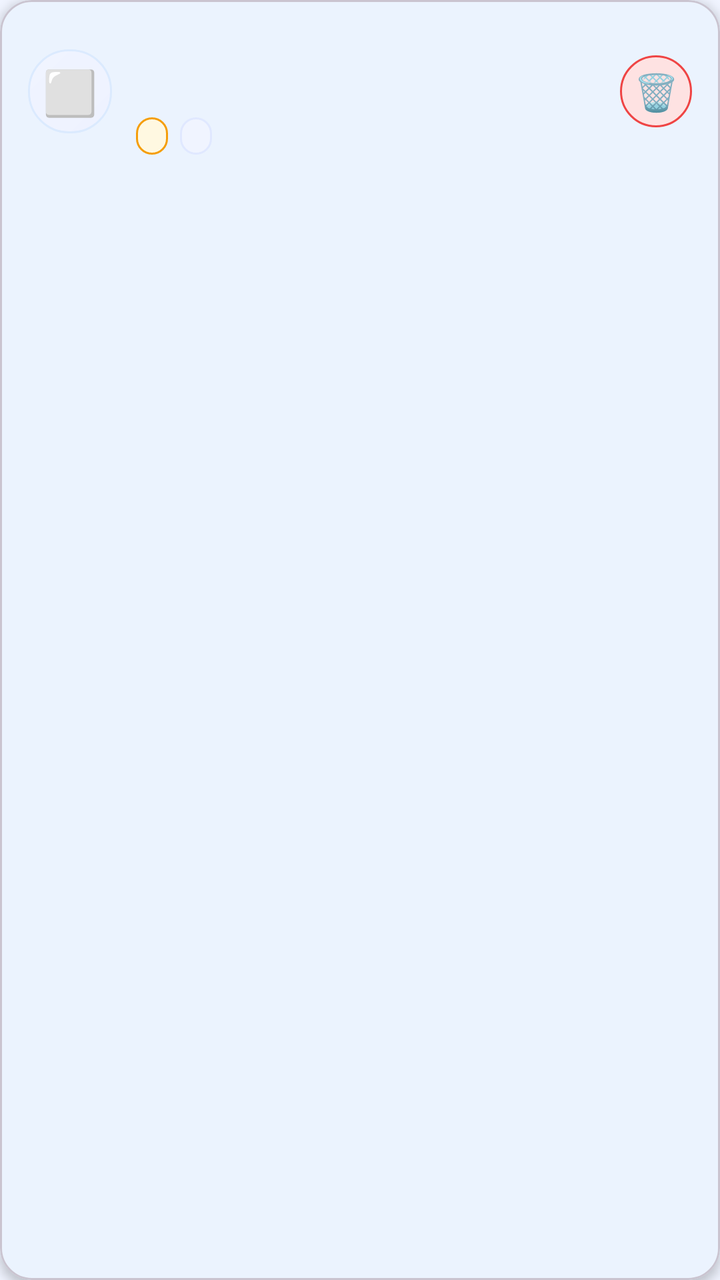
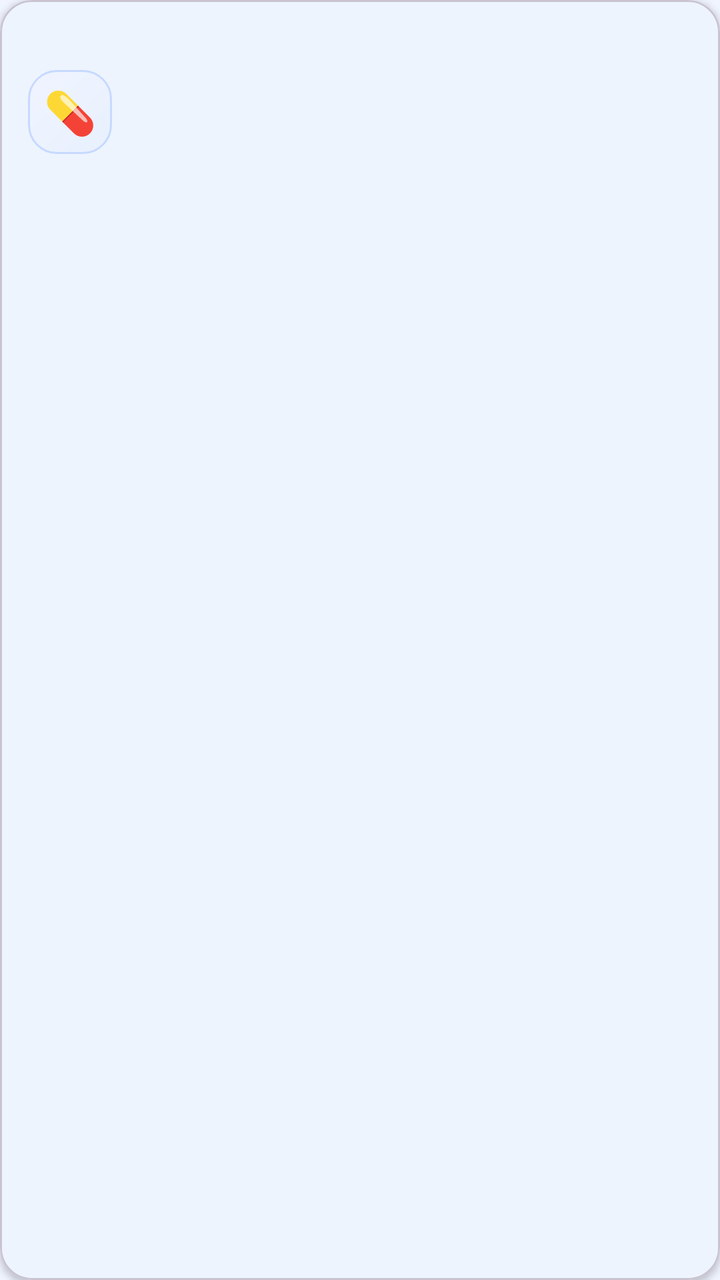

Screens rendered from an Android XML layout before and after an edit, with the pre-edit source and the edit as a unified diff.
<!-- AndroidManifest.xml: application theme Theme.UniCare -->
<!-- res/layout/item_medication.xml -->
<?xml version='1.0' encoding='utf-8'?>
<com.google.android.material.card.MaterialCardView xmlns:android="http://schemas.android.com/apk/res/android" xmlns:app="http://schemas.android.com/apk/res-auto" android:layout_width="match_parent" android:layout_height="wrap_content" android:layout_marginHorizontal="16dp" android:layout_marginVertical="5dp" app:cardCornerRadius="16dp" app:cardElevation="3dp" app:cardBackgroundColor="#FFFFFF">

    <LinearLayout android:layout_width="match_parent" android:layout_height="wrap_content" android:orientation="horizontal" android:padding="14dp" android:gravity="center_vertical">

        
        <TextView android:id="@+id/chkDone" android:layout_width="42dp" android:layout_height="42dp" android:gravity="center" android:textSize="22sp" android:text="⬜" android:background="@drawable/bg_feature_card"/>

        <LinearLayout android:layout_width="0dp" android:layout_height="wrap_content" android:layout_weight="1" android:layout_marginHorizontal="12dp" android:orientation="vertical">

            <TextView android:id="@+id/txtMedName" android:layout_width="wrap_content" android:layout_height="wrap_content" android:textColor="#1A1A2E" android:textSize="15sp" android:textStyle="bold"/>

            <TextView android:id="@+id/txtDosage" android:layout_width="wrap_content" android:layout_height="wrap_content" android:layout_marginTop="2dp" android:textColor="#6B7280" android:textSize="12sp"/>

            <LinearLayout android:layout_width="wrap_content" android:layout_height="wrap_content" android:layout_marginTop="6dp" android:orientation="horizontal">

                <TextView android:id="@+id/txtTime" android:layout_width="wrap_content" android:layout_height="wrap_content" android:background="@drawable/bg_badge_amber" android:paddingHorizontal="8dp" android:paddingVertical="2dp" android:textColor="#F59E0B" android:textSize="11sp" android:textStyle="bold"/>

                <TextView android:id="@+id/txtFrequency" android:layout_width="wrap_content" android:layout_height="wrap_content" android:layout_marginStart="6dp" android:background="@drawable/bg_section" android:paddingHorizontal="8dp" android:paddingVertical="2dp" android:textColor="#6B7280" android:textSize="11sp"/>
            </LinearLayout>
        </LinearLayout>

        
        <TextView android:id="@+id/btnDelete" android:layout_width="36dp" android:layout_height="36dp" android:gravity="center" android:text="🗑️" android:textSize="18sp" android:background="@drawable/bg_badge_red"/>
    </LinearLayout>
</com.google.android.material.card.MaterialCardView>
<!-- resources referenced by this layout -->
<resources>
  <!-- drawable bg_badge_amber (drawable) -->
  <?xml version="1.0" encoding="utf-8"?>
  <shape xmlns:android="http://schemas.android.com/apk/res/android">
      <solid android:color="#FFF8E1"/>
      <corners android:radius="100dp"/>
      <stroke android:width="1dp" android:color="#F59E0B"/>
  </shape>
  <!-- drawable bg_badge_red (drawable) -->
  <?xml version="1.0" encoding="utf-8"?>
  <shape xmlns:android="http://schemas.android.com/apk/res/android">
      <solid android:color="#FEE2E2"/>
      <corners android:radius="100dp"/>
      <stroke android:width="1dp" android:color="#EF4444"/>
  </shape>
  <!-- drawable bg_feature_card (drawable) -->
  <?xml version="1.0" encoding="utf-8"?>
  <shape xmlns:android="http://schemas.android.com/apk/res/android">
      <gradient
          android:startColor="#EEF2FF"
          android:endColor="#F0F4FF"
          android:angle="135"/>
      <corners android:radius="20dp"/>
      <stroke android:width="1dp" android:color="#DBEAFE"/>
  </shape>
  <!-- drawable bg_section (drawable) -->
  <?xml version="1.0" encoding="utf-8"?>
  <shape xmlns:android="http://schemas.android.com/apk/res/android">
      <solid android:color="#F0F4FF"/>
      <corners android:radius="16dp"/>
      <stroke android:width="1dp" android:color="#E0E8FF"/>
  </shape>
  <style name="Theme.UniCare" parent="Theme.Material3.DayNight.NoActionBar">
          
          <item name="colorPrimary">#0D6EFD</item>
          <item name="colorPrimaryVariant">#0852C8</item>
          <item name="colorOnPrimary">#FFFFFF</item>
          
          <item name="colorSecondary">#00C4A7</item>
          <item name="colorSecondaryVariant">#00A089</item>
          <item name="colorOnSecondary">#FFFFFF</item>
          
          <item name="colorSurface">#FFFFFF</item>
          <item name="colorOnSurface">#1A1A2E</item>
          
          <item name="android:colorBackground">#F0F4FF</item>
          
          <item name="android:statusBarColor">#0852C8</item>
          <item name="android:windowLightStatusBar">false</item>
          <item name="android:navigationBarColor">#FFFFFF</item>
          <item name="android:windowLightNavigationBar">true</item>
          
          <item name="materialButtonStyle">@style/Widget.UniCare.Button</item>
          <item name="textInputStyle">@style/Widget.UniCare.TextInputLayout</item>
      </style>
  <style name="Widget.UniCare.Button" parent="Widget.Material3.Button">
          <item name="android:paddingTop">14dp</item>
          <item name="android:paddingBottom">14dp</item>
          <item name="android:textSize">16sp</item>
          <item name="android:letterSpacing">0.02</item>
          <item name="android:textAllCaps">false</item>
          <item name="cornerRadius">14dp</item>
          <item name="backgroundTint">#0D6EFD</item>
          <item name="elevation">2dp</item>
      </style>
  <style name="Widget.UniCare.TextInputLayout" parent="Widget.Material3.TextInputLayout.OutlinedBox">
          <item name="boxCornerRadiusBottomEnd">12dp</item>
          <item name="boxCornerRadiusBottomStart">12dp</item>
          <item name="boxCornerRadiusTopEnd">12dp</item>
          <item name="boxCornerRadiusTopStart">12dp</item>
          <item name="boxStrokeColor">#CBD5F5</item>
          <item name="hintTextColor">#6B7280</item>
      </style>
</resources>

<!-- the commit's change to res/layout/item_medication.xml (unified diff, before → after) -->
@@ -1,26 +1,110 @@
-<?xml version='1.0' encoding='utf-8'?>
-<com.google.android.material.card.MaterialCardView xmlns:android="http://schemas.android.com/apk/res/android" xmlns:app="http://schemas.android.com/apk/res-auto" android:layout_width="match_parent" android:layout_height="wrap_content" android:layout_marginHorizontal="16dp" android:layout_marginVertical="5dp" app:cardCornerRadius="16dp" app:cardElevation="3dp" app:cardBackgroundColor="#FFFFFF">
+<?xml version="1.0" encoding="utf-8"?>
+<com.google.android.material.card.MaterialCardView
+    xmlns:android="http://schemas.android.com/apk/res/android"
+    xmlns:app="http://schemas.android.com/apk/res-auto"
+    android:layout_width="match_parent"
+    android:layout_height="wrap_content"
+    android:layout_marginHorizontal="16dp"
+    android:layout_marginVertical="6dp"
+    app:cardCornerRadius="16dp"
+    app:cardElevation="2dp"
+    app:cardBackgroundColor="#FFFFFF">
 
-    <LinearLayout android:layout_width="match_parent" android:layout_height="wrap_content" android:orientation="horizontal" android:padding="14dp" android:gravity="center_vertical">
+    <LinearLayout
+        android:layout_width="match_parent"
+        android:layout_height="wrap_content"
+        android:orientation="horizontal"
+        android:gravity="center_vertical"
+        android:padding="14dp">
 
-        
-        <TextView android:id="@+id/chkDone" android:layout_width="42dp" android:layout_height="42dp" android:gravity="center" android:textSize="22sp" android:text="⬜" android:background="@drawable/bg_feature_card"/>
+        <TextView
+            android:id="@+id/chkDone"
+            android:layout_width="42dp"
+            android:layout_height="42dp"
+            android:gravity="center"
+            android:text="💊"
+            android:textSize="21sp"
+            android:background="@drawable/bg_feature_card" />
 
-        <LinearLayout android:layout_width="0dp" android:layout_height="wrap_content" android:layout_weight="1" android:layout_marginHorizontal="12dp" android:orientation="vertical">
+        <LinearLayout
+            android:layout_width="0dp"
+            android:layout_height="wrap_content"
+            android:layout_weight="1"
+            android:layout_marginStart="12dp"
+            android:orientation="vertical">
 
-            <TextView android:id="@+id/txtMedName" android:layout_width="wrap_content" android:layout_height="wrap_content" android:textColor="#1A1A2E" android:textSize="15sp" android:textStyle="bold"/>
+            <TextView
+                android:id="@+id/txtMedName"
+                android:layout_width="match_parent"
+                android:layout_height="wrap_content"
+                android:textColor="#1A1A2E"
+                android:textSize="15sp"
+                android:textStyle="bold" />
 
-            <TextView android:id="@+id/txtDosage" android:layout_width="wrap_content" android:layout_height="wrap_content" android:layout_marginTop="2dp" android:textColor="#6B7280" android:textSize="12sp"/>
+            <TextView
+                android:id="@+id/txtDiagnosis"
+                android:layout_width="match_parent"
+                android:layout_height="wrap_content"
+                android:layout_marginTop="5dp"
+                android:textColor="#374151"
+                android:textSize="12sp"
+                android:visibility="gone" />
 
-            <LinearLayout android:layout_width="wrap_content" android:layout_height="wrap_content" android:layout_marginTop="6dp" android:orientation="horizontal">
+            <TextView
+                android:id="@+id/txtDosage"
+                android:layout_width="match_parent"
+                android:layout_height="wrap_content"
+                android:layout_marginTop="5dp"
+                android:textColor="#4B5563"
+                android:textSize="12sp" />
 
-                <TextView android:id="@+id/txtTime" android:layout_width="wrap_content" android:layout_height="wrap_content" android:background="@drawable/bg_badge_amber" android:paddingHorizontal="8dp" android:paddingVertical="2dp" android:textColor="#F59E0B" android:textSize="11sp" android:textStyle="bold"/>
+            <TextView
+                android:id="@+id/txtTime"
+                android:layout_width="match_parent"
+                android:layout_height="wrap_content"
+                android:layout_marginTop="6dp"
+                android:textColor="#C27600"
+                android:textSize="12sp" />
 
-                <TextView android:id="@+id/txtFrequency" android:layout_width="wrap_content" android:layout_height="wrap_content" android:layout_marginStart="6dp" android:background="@drawable/bg_section" android:paddingHorizontal="8dp" android:paddingVertical="2dp" android:textColor="#6B7280" android:textSize="11sp"/>
-            </LinearLayout>
+            <TextView
+                android:id="@+id/txtFrequency"
+                android:layout_width="match_parent"
+                android:layout_height="wrap_content"
+                android:layout_marginTop="4dp"
+                android:textColor="#6B7280"
+                android:textSize="12sp" />
+
+            <TextView
+                android:id="@+id/txtBadge"
+                android:layout_width="wrap_content"
+                android:layout_height="wrap_content"
+                android:layout_marginTop="6dp"
+                android:text="Bác sĩ kê"
+                android:textColor="#0D6EFD"
+                android:textSize="11sp"
+                android:visibility="gone" />
+
+            <TextView
+                android:id="@+id/txtOpenDetails"
+                android:layout_width="wrap_content"
+                android:layout_height="wrap_content"
+                android:layout_marginTop="6dp"
+                android:text="Chạm để xem đầy đủ thông tin  ›"
+                android:textColor="#0D6EFD"
+                android:textSize="12sp"
+                android:textStyle="bold"
+                android:visibility="gone" />
         </LinearLayout>
 
-        
-        <TextView android:id="@+id/btnDelete" android:layout_width="36dp" android:layout_height="36dp" android:gravity="center" android:text="🗑️" android:textSize="18sp" android:background="@drawable/bg_badge_red"/>
+        <TextView
+            android:id="@+id/btnDelete"
+            android:layout_width="36dp"
+            android:layout_height="36dp"
+            android:layout_marginStart="6dp"
+            android:gravity="center"
+            android:text="🗑️"
+            android:textSize="18sp"
+            android:background="@drawable/bg_badge_red"
+            android:visibility="gone" />
     </LinearLayout>
 </com.google.android.material.card.MaterialCardView>
<!-- resource entries referenced after the edit -->
@@ -1,12 +1,5 @@
 <!-- resources referenced by this layout -->
 <resources>
-  <!-- drawable bg_badge_amber (drawable) -->
-  <?xml version="1.0" encoding="utf-8"?>
-  <shape xmlns:android="http://schemas.android.com/apk/res/android">
-      <solid android:color="#FFF8E1"/>
-      <corners android:radius="100dp"/>
-      <stroke android:width="1dp" android:color="#F59E0B"/>
-  </shape>
   <!-- drawable bg_badge_red (drawable) -->
   <?xml version="1.0" encoding="utf-8"?>
   <shape xmlns:android="http://schemas.android.com/apk/res/android">
@@ -18,18 +11,11 @@
   <?xml version="1.0" encoding="utf-8"?>
   <shape xmlns:android="http://schemas.android.com/apk/res/android">
       <gradient
-          android:startColor="#EEF2FF"
+          android:startColor="#E8F0FE"
           android:endColor="#F0F4FF"
           android:angle="135"/>
-      <corners android:radius="20dp"/>
-      <stroke android:width="1dp" android:color="#DBEAFE"/>
-  </shape>
-  <!-- drawable bg_section (drawable) -->
-  <?xml version="1.0" encoding="utf-8"?>
-  <shape xmlns:android="http://schemas.android.com/apk/res/android">
-      <solid android:color="#F0F4FF"/>
-      <corners android:radius="16dp"/>
-      <stroke android:width="1dp" android:color="#E0E8FF"/>
+      <corners android:radius="14dp"/>
+      <stroke android:width="1dp" android:color="#C7D9FF"/>
   </shape>
   <style name="Theme.UniCare" parent="Theme.Material3.DayNight.NoActionBar">
           
